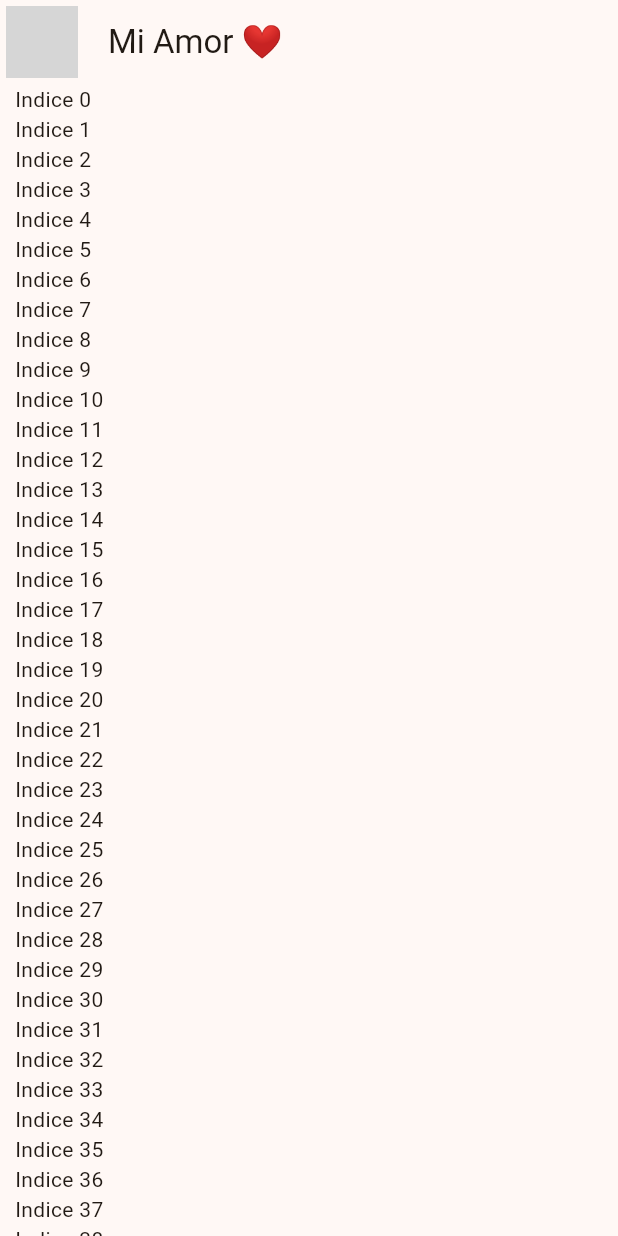
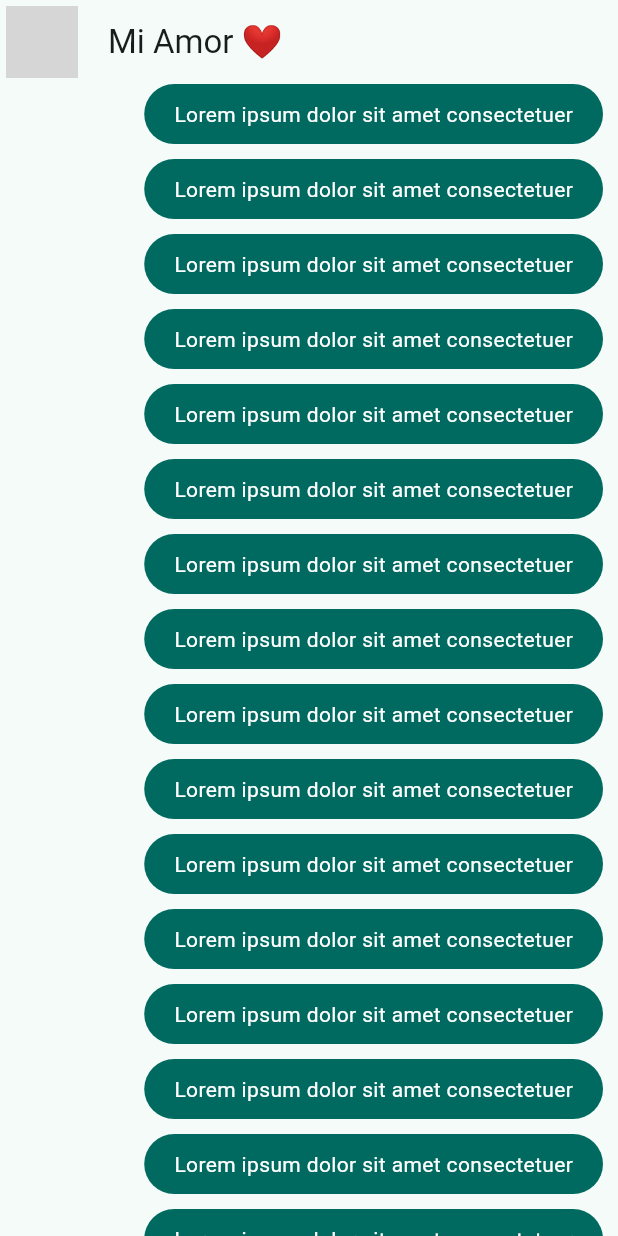
Before and after one commit to francoinostrozah/yes-no-app, a Flutter app: the screen it shows after launch, on a phone screen of 412 x 824 dp. Run offline on Flutter 3.47's test engine with Material 2 defaults, Android fonts, the phone set to English and light mode, and no system bars; network calls fail; grey boxes are pictures that could not be loaded.

Commit message:
:sparkles: (message-area) added message-burble widget

```diff
--- a/lib/main.dart
+++ b/lib/main.dart
@@ -1,6 +1,6 @@
 import 'package:flutter/material.dart';
 import 'package:yes_no_app/config/theme/app.theme.dart';
-import 'package:yes_no_app/presentation/chat/chat.screen.dart';
+import 'package:yes_no_app/presentation/screens/chat/chat.screen.dart';
 
 void main() => runApp(const MyApp());
 
@@ -12,7 +12,7 @@ class MyApp extends StatelessWidget {
     return MaterialApp(
         title: 'Yes no App',
         debugShowCheckedModeBanner: false,
-        theme: AppTheme(selectedColor: 5).theme(),
+        theme: AppTheme(selectedColor: 2).theme(),
         home: const ChatScreen());
   }
 }
--- a/lib/presentation/chat/chat.screen.dart
+++ b/lib/presentation/screens/chat/chat.screen.dart
@@ -1,4 +1,5 @@
 import 'package:flutter/material.dart';
+import 'package:yes_no_app/presentation/widgets/chat/message-bubble.dart';
 
 class ChatScreen extends StatelessWidget {
   const ChatScreen({super.key});
@@ -33,7 +34,7 @@ class _ChatView extends StatelessWidget {
                 child: ListView.builder(
                     itemCount: 100,
                     itemBuilder: (context, index) {
-                      return Text('Indice $index');
+                      return MessageBubble();
                     })),
           ],
         ),
--- /dev/null
+++ b/lib/presentation/widgets/chat/message-bubble.dart
@@ -0,0 +1,23 @@
+import 'package:flutter/material.dart';
+
+class MessageBubble extends StatelessWidget {
+  @override
+  Widget build(BuildContext context) {
+    final colors = Theme.of(context).colorScheme;
+
+    return Column(crossAxisAlignment: CrossAxisAlignment.end, children: [
+      Container(
+        decoration: BoxDecoration(
+            color: colors.primary, borderRadius: BorderRadius.circular(20)),
+        child: Padding(
+          padding: const EdgeInsets.symmetric(horizontal: 20, vertical: 10),
+          child: Text('Lorem ipsum dolor sit amet consectetuer',
+              style: TextStyle(color: Colors.white)),
+        ),
+      ),
+      const SizedBox(
+        height: 10,
+      )
+    ]);
+  }
+}
```
